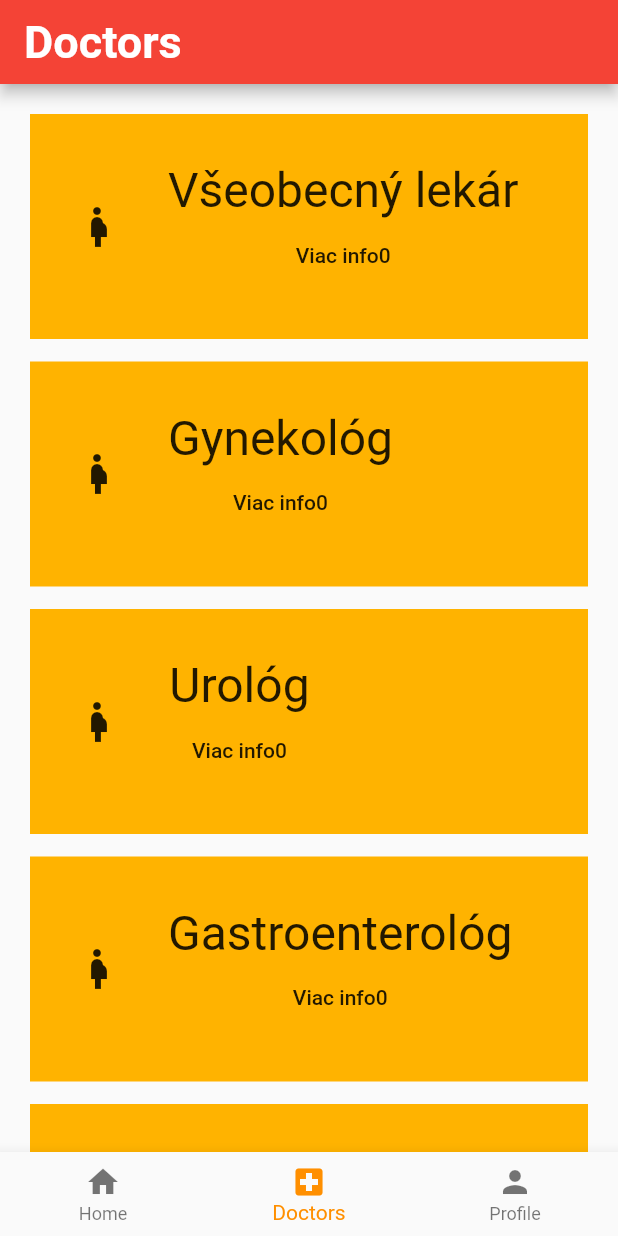
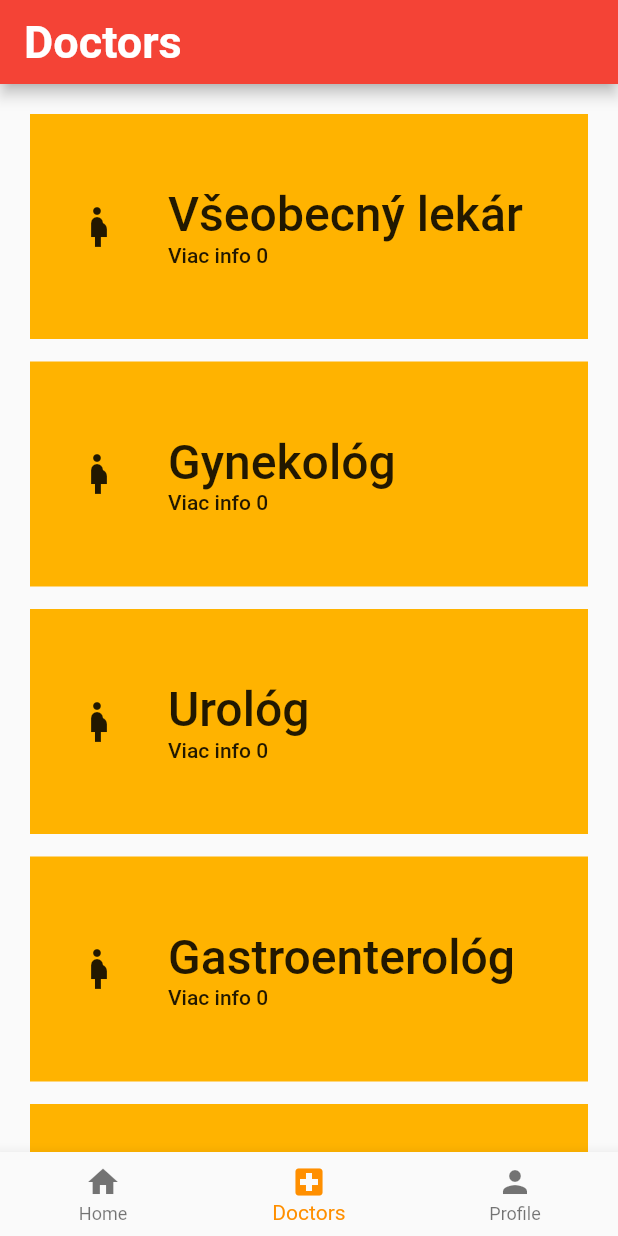
Before and after one commit to DanielBreiner/doccheck, a Flutter app: the screen it shows after launch, item 2 of the bottom bar chosen, on a phone screen of 412 x 824 dp. Run offline on Flutter 3.47's test engine with Material 2 defaults, Android fonts, the phone set to English and light mode, and no system bars.

Commit message:
Doctor list items to widgets

```diff
--- a/doccheck/lib/data.dart
+++ b/doccheck/lib/data.dart
@@ -39,7 +39,7 @@ enum Gender { male, female, other }
 class UserData {
   DateTime birthDate = DateTime.now();
   Gender gender = Gender.other;
-  Map<Doctor, DateTime> lastAppointments;
+  Map<Doctor, DateTime> nextAppointments;
 
   void LoadFromFile() {}
   void SaveToFile() {}
--- a/doccheck/lib/pages/doctorlist.dart
+++ b/doccheck/lib/pages/doctorlist.dart
@@ -1,13 +1,14 @@
 import 'package:flutter/material.dart';
+import 'doctorinfo.dart';
 import '../data.dart';
 
 class DoctorListWidget extends StatelessWidget {
   @override
   Widget build(BuildContext context) {
-    return _buildDoctorList();
+    return _buildDoctorList(context);
   }
 
-  Widget _buildDoctorList() => ListView.separated(
+  Widget _buildDoctorList(BuildContext context) => ListView.separated(
       itemCount: Doctor.All.length,
       padding: const EdgeInsets.all(20),
       separatorBuilder: (BuildContext context, int index) {
@@ -16,29 +17,50 @@ class DoctorListWidget extends StatelessWidget {
         );
       },
       itemBuilder: (BuildContext context, int index) {
-        return _buildDoctorTile(Doctor.All[index]);
+        return DoctorTileWidget(Doctor.All[index]);
       });
+}
 
-  Widget _buildDoctorTile(Doctor doctor) => Container(
+class DoctorTileWidget extends StatelessWidget {
+  final Doctor doctor;
+  DoctorTileWidget(this.doctor);
+
+  @override
+  Widget build(BuildContext context) {
+    return FlatButton(
+        child: Container(
           height: 150,
           color: Colors.amber[600],
-        child: Row(children: [
+          child: Row(
+            children: [
               Container(
                 child: Icon(Icons.pregnant_woman, size: (32)),
                 padding: EdgeInsets.symmetric(horizontal: 30),
               ),
               Column(
                 mainAxisSize: MainAxisSize.min,
+                crossAxisAlignment: CrossAxisAlignment.start,
                 children: [
-              Text(doctor.name, style: TextStyle(fontSize: 32)),
-              FlatButton(
-                onPressed: () {},
+                  Text(
+                    doctor.name,
+                    style: TextStyle(fontSize: 32),
+                  ),
+                  Container(
                       child: Text(
-                  "Viac info" + doctor.toNextAppointment(UserData()).toString(),
+                    "Viac info " +
+                        doctor.toNextAppointment(UserData()).toString(),
+                  )),
+                ],
+              )
+            ],
           ),
         ),
-            ],
-          )
-        ]),
+        padding: EdgeInsets.all(0),
+        onPressed: () {
+          Navigator.push(
+            context,
+            MaterialPageRoute(builder: (context) => DoctorInfo(doctor)),
           );
+        });
   }
+}
```
Lines whose indentation alone changed are shown as unchanged.
